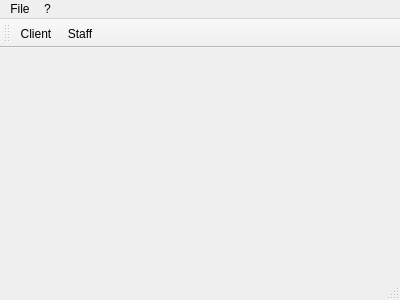
Qu3tzal/TpQt, file QTP/mainwindow.ui: the form before one commit.
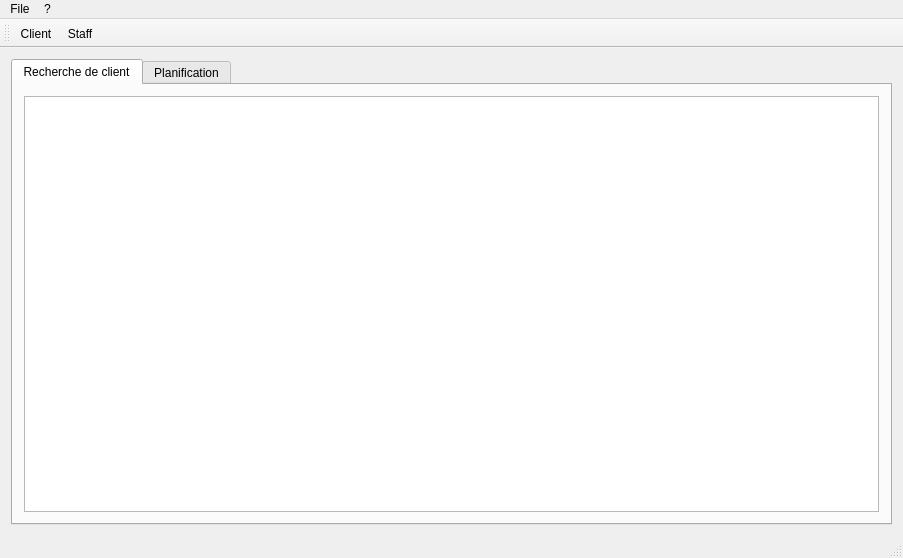
The form after the commit. Icons and pictures are not drawn.

Commit message: Ajout du multiTab

The edit to the form file:
```diff
--- a/QTP/mainwindow.ui
+++ b/QTP/mainwindow.ui
@@ -6,20 +6,58 @@
    <rect>
     <x>0</x>
     <y>0</y>
-    <width>400</width>
-    <height>300</height>
+    <width>903</width>
+    <height>558</height>
    </rect>
   </property>
   <property name="windowTitle">
    <string>MainWindow</string>
   </property>
-  <widget class="QWidget" name="centralWidget"/>
+  <widget class="QWidget" name="centralWidget">
+   <layout class="QVBoxLayout" name="verticalLayout_2">
+    <item>
+     <layout class="QVBoxLayout" name="verticalLayout">
+      <item>
+       <widget class="QTabWidget" name="tabWidget">
+        <property name="currentIndex">
+         <number>0</number>
+        </property>
+        <widget class="QWidget" name="tab">
+         <attribute name="title">
+          <string>Recherche de client</string>
+         </attribute>
+         <layout class="QVBoxLayout" name="verticalLayout_4">
+          <item>
+           <layout class="QVBoxLayout" name="verticalLayout_3">
+            <item>
+             <widget class="QTableView" name="tableView"/>
+            </item>
+           </layout>
+          </item>
+         </layout>
+        </widget>
+        <widget class="QWidget" name="tab_2">
+         <attribute name="title">
+          <string>Planification</string>
+         </attribute>
+         <layout class="QHBoxLayout" name="horizontalLayout">
+          <item>
+           <layout class="QVBoxLayout" name="verticalLayout_5"/>
+          </item>
+         </layout>
+        </widget>
+       </widget>
+      </item>
+     </layout>
+    </item>
+   </layout>
+  </widget>
   <widget class="QMenuBar" name="menuBar">
    <property name="geometry">
     <rect>
      <x>0</x>
      <y>0</y>
-     <width>400</width>
+     <width>903</width>
      <height>21</height>
     </rect>
    </property>
```
